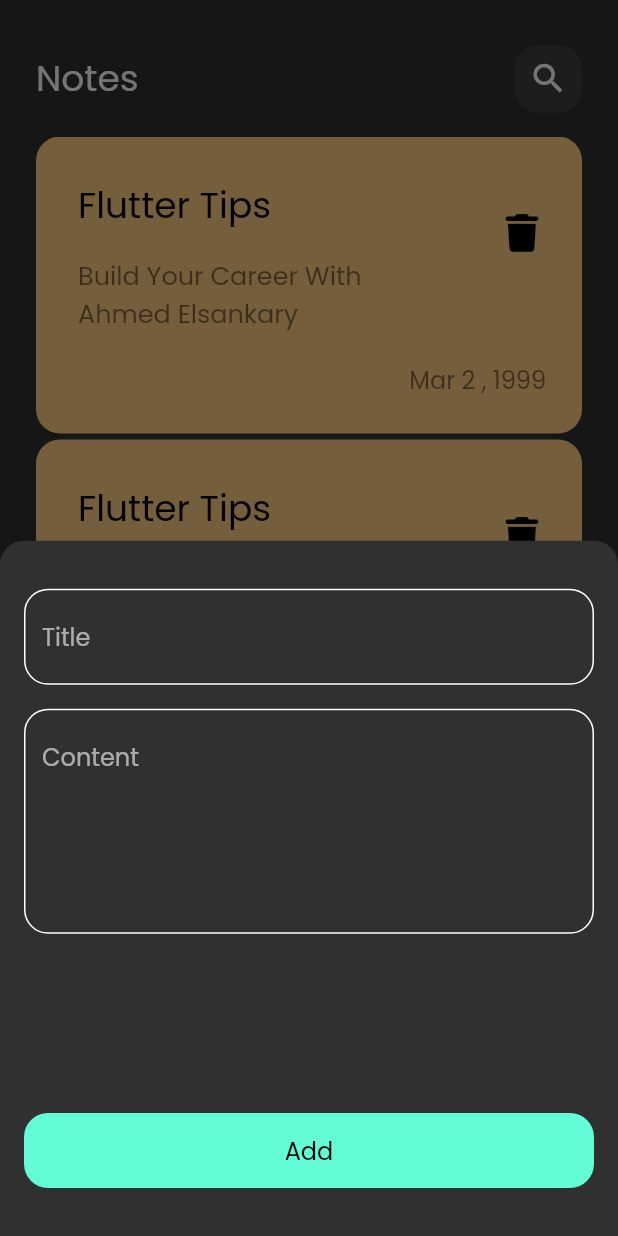
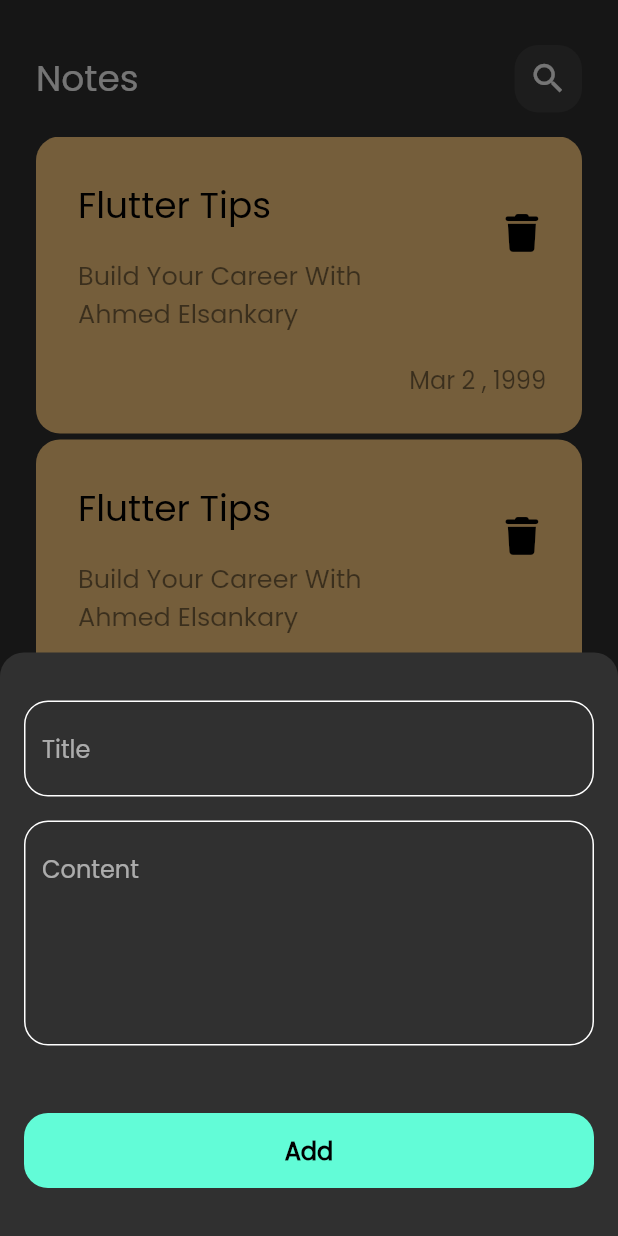
Before and after one commit to elsankary99/notes_app, a Flutter app: the screen it shows after launch, after a tap on the "add" icon, on a phone screen of 412 x 824 dp. Run offline on Flutter 3.47's test engine with Material 2 defaults, Android fonts, the phone set to English and light mode, and no system bars; our stand-ins replace font_awesome_flutter, hive, hive_flutter; accounts and stored records are empty.

```diff
--- a/lib/views/edit_notes_view.dart
+++ b/lib/views/edit_notes_view.dart
@@ -21,9 +21,9 @@ class EditNotesViewBody extends StatelessWidget {
             SizedBox(
               height: 40,
             ),
-            CustomTextFiel(hintText: 'Title'),
+            CustomTextFormFiel(hintText: 'Title'),
             SizedBox(height: 16),
-            CustomTextFiel(hintText: 'Content', maxLines: 5),
+            CustomTextFormFiel(hintText: 'Content', maxLines: 5),
           ],
         ),
       ),
--- a/lib/views/widgets/custom_button.dart
+++ b/lib/views/widgets/custom_button.dart
@@ -2,11 +2,12 @@ import 'package:flutter/material.dart';
 import 'package:notes_app/views/widgets/constant.dart';
 
 class CustomButton extends StatelessWidget {
-  const CustomButton({super.key});
-
+  const CustomButton({super.key, this.onTap});
+  final void Function()? onTap;
   @override
   Widget build(BuildContext context) {
     return GestureDetector(
+      onTap: onTap,
       child: Container(
         height: 50,
         width: double.infinity,
@@ -17,7 +18,8 @@ class CustomButton extends StatelessWidget {
         child: const Center(
           child: Text(
             'Add',
-            style: TextStyle(color: Colors.black, fontSize: 16),
+            style: TextStyle(
+                color: Colors.black, fontSize: 16, fontWeight: FontWeight.bold),
           ),
         ),
       ),
--- a/lib/views/widgets/custom_text_field.dart
+++ b/lib/views/widgets/custom_text_field.dart
@@ -2,13 +2,23 @@ import 'package:flutter/material.dart';
 
 import 'package:notes_app/views/widgets/constant.dart';
 
-class CustomTextFiel extends StatelessWidget {
-  const CustomTextFiel({super.key, required this.hintText, this.maxLines = 1});
+class CustomTextFormFiel extends StatelessWidget {
+  const CustomTextFormFiel(
+      {super.key, required this.hintText, this.maxLines = 1, this.onSaved});
   final String hintText;
   final int maxLines;
+  final void Function(String?)? onSaved;
   @override
   Widget build(BuildContext context) {
-    return TextField(
+    return TextFormField(
+      onSaved: onSaved,
+      validator: (value) {
+        if (value?.isEmpty ?? true) {
+          return 'Field is requierd';
+        } else {
+          return null;
+        }
+      },
       maxLines: maxLines,
       cursorColor: kPrimaryColor,
       decoration: InputDecoration(
--- a/lib/views/widgets/notes_modal_bottom_sheet.dart
+++ b/lib/views/widgets/notes_modal_bottom_sheet.dart
@@ -9,12 +9,51 @@ class AddNoteBottonSheet extends StatelessWidget {
   Widget build(BuildContext context) {
     return Padding(
       padding: const EdgeInsets.symmetric(horizontal: 16, vertical: 32),
-      child: Column(children: const [
-        CustomTextFiel(hintText: 'Title'),
-        SizedBox(height: 16),
-        CustomTextFiel(hintText: 'Content', maxLines: 5),
-        Spacer(),
-        CustomButton(),
+      child: SingleChildScrollView(child: AddNoteForm()),
+    );
+  }
+}
+
+class AddNoteForm extends StatefulWidget {
+  const AddNoteForm({
+    Key? key,
+  }) : super(key: key);
+
+  @override
+  State<AddNoteForm> createState() => _AddNoteFormState();
+}
+
+class _AddNoteFormState extends State<AddNoteForm> {
+  final GlobalKey<FormState> formKey = GlobalKey();
+  AutovalidateMode autovalidateMode = AutovalidateMode.disabled;
+  String? titl, subtitle;
+
+  @override
+  Widget build(BuildContext context) {
+    return Form(
+      key: formKey,
+      child: Column(children: [
+        CustomTextFormFiel(
+            hintText: 'Title',
+            onSaved: (value) {
+              titl = value;
+            }),
+        const SizedBox(height: 16),
+        CustomTextFormFiel(
+            onSaved: (value) {
+              subtitle = value;
+            },
+            hintText: 'Content',
+            maxLines: 5),
+        const SizedBox(height: 45),
+        CustomButton(onTap: () {
+          if (formKey.currentState!.validate()) {
+            formKey.currentState!.save();
+          } else {
+            autovalidateMode = AutovalidateMode.always;
+            setState(() {});
+          }
+        }),
       ]),
     );
   }
```
